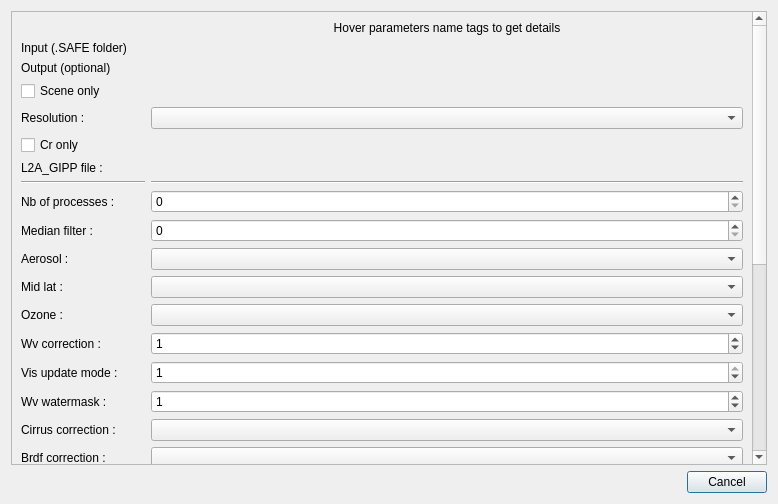
Before: the Qt Designer form sen2cor_adapter_dialog_base.ui in MathisRD/sen2cor_adapter, drawn with Qt 5.
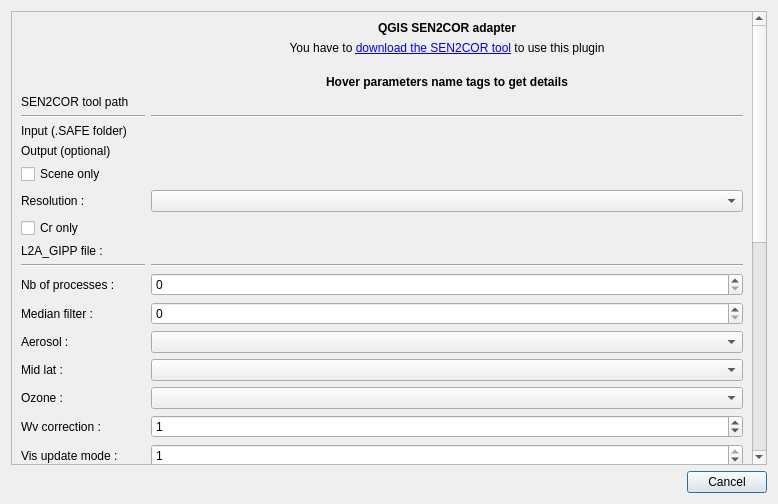
After: the same form once the commit is applied. Custom widgets are drawn as their Qt base class.

Commit message: Added sen2cor link to gui

Diff of the .ui file:
```diff
--- a/sen2cor_adapter_dialog_base.ui
+++ b/sen2cor_adapter_dialog_base.ui
@@ -33,105 +33,57 @@
       <property name="geometry">
        <rect>
         <x>0</x>
-        <y>-55</y>
+        <y>0</y>
         <width>742</width>
-        <height>1089</height>
+        <height>1204</height>
        </rect>
       </property>
       <layout class="QGridLayout" name="gridLayout_2">
-       <item row="14" column="1">
-        <widget class="QgsSpinBox" name="wvCorrectionSpin">
-         <property name="maximum">
-          <number>4</number>
-         </property>
-         <property name="value">
-          <number>1</number>
-         </property>
-        </widget>
-       </item>
-       <item row="30" column="0">
-        <widget class="QLabel" name="generateDdvOutLab">
-         <property name="toolTip">
-          <string>FALSE: no DDV output, TRUE: store DDV in the QI_DATA directory</string>
-         </property>
+       <item row="0" column="1">
+        <widget class="QLabel" name="titleLab">
          <property name="text">
-          <string>Generate DDV output :</string>
+          <string>&lt;b&gt;QGIS SEN2COR adapter</string>
          </property>
-        </widget>
-       </item>
-       <item row="19" column="1">
-        <widget class="QLineEdit" name="brdfLowerForm">
-         <property name="text">
-          <string>0.22</string>
+         <property name="alignment">
+          <set>Qt::AlignCenter</set>
          </property>
         </widget>
        </item>
-       <item row="22" column="1">
-        <widget class="QLineEdit" name="wvThresCirrusForm">
-         <property name="text">
-          <string>0.25</string>
-         </property>
-        </widget>
-       </item>
-       <item row="23" column="1">
-        <widget class="QLineEdit" name="demDirForm"/>
-       </item>
-       <item row="27" column="1">
-        <widget class="QLineEdit" name="smoothWvMapForm">
-         <property name="text">
-          <string>100.0</string>
-         </property>
-        </widget>
-       </item>
-       <item row="25" column="1">
-        <widget class="QgsSpinBox" name="demUnitSpin">
-         <property name="maximum">
-          <number>2</number>
-         </property>
-        </widget>
-       </item>
-       <item row="26" column="1">
+       <item row="30" column="1">
         <widget class="QLineEdit" name="adjacencyRangeForm">
          <property name="text">
           <string>1.0</string>
          </property>
         </widget>
        </item>
-       <item row="21" column="1">
-        <widget class="QLineEdit" name="altitudeForm">
-         <property name="text">
-          <string>0.100</string>
-         </property>
-        </widget>
-       </item>
-       <item row="20" column="1">
+       <item row="24" column="1">
         <widget class="QLineEdit" name="visibilityForm">
          <property name="text">
           <string>40.0</string>
          </property>
         </widget>
        </item>
-       <item row="24" column="1">
+       <item row="28" column="1">
         <widget class="QLineEdit" name="demRefForm">
          <property name="text">
           <string>http://data_public:GDdci@data.cgiar-csi.org/srtm/tiles/GeoTIFF/</string>
          </property>
         </widget>
        </item>
-       <item row="11" column="1">
+       <item row="15" column="1">
         <widget class="QComboBox" name="aerosolCombo"/>
        </item>
-       <item row="4" column="1">
+       <item row="8" column="1">
         <widget class="QComboBox" name="resCombo"/>
        </item>
-       <item row="6" column="0">
+       <item row="10" column="0">
         <widget class="QLabel" name="gippLab">
          <property name="text">
           <string>L2A_GIPP file :</string>
          </property>
         </widget>
        </item>
-       <item row="13" column="0">
+       <item row="17" column="0">
         <widget class="QLabel" name="ozoneLab">
          <property name="toolTip">
           <string>&lt;html&gt;&lt;head/&gt;&lt;body&gt;&lt;p&gt;The atmospheric temperature profile and ozone content in Dobson Unit (DU):&lt;/p&gt;&lt;p&gt;0: to get the best approximation from metadata (this is the smallest difference between metadata and column DU)&lt;/p&gt;&lt;p&gt;else select one of:&lt;/p&gt;&lt;ul&gt;&lt;li&gt;For midlatitude summer (MS) atmosphere: 250, 290, 331 (standard MS), 370, 410, 450&lt;/li&gt;&lt;li&gt;For midlatitude winter (MW) atmosphere: 250, 290, 330, 377 (standard MW), 420, 460&lt;/li&gt;&lt;/ul&gt;&lt;/body&gt;&lt;/html&gt;</string>
@@ -141,7 +93,7 @@
          </property>
         </widget>
        </item>
-       <item row="18" column="0">
+       <item row="22" column="0">
         <widget class="QLabel" name="brdfCorLab">
          <property name="toolTip">
           <string>0: no BRDF correction, 1, 2, 11, 12, 22, 21: see S2-PDGS-MPC-L2A-IODD for explanation</string>
@@ -151,7 +103,17 @@
          </property>
         </widget>
        </item>
-       <item row="16" column="1">
+       <item row="19" column="1">
+        <widget class="QgsSpinBox" name="visUpdateSpin">
+         <property name="maximum">
+          <number>1</number>
+         </property>
+         <property name="value">
+          <number>1</number>
+         </property>
+        </widget>
+       </item>
+       <item row="20" column="1">
         <widget class="QgsSpinBox" name="wvWatermaskSpin">
          <property name="maximum">
           <number>2</number>
@@ -161,7 +123,7 @@
          </property>
         </widget>
        </item>
-       <item row="24" column="0">
+       <item row="28" column="0">
         <widget class="QLabel" name="demRefLab">
          <property name="toolTip">
           <string>Reference to DEM URL. A SRTM DEM will be downloaded from this reference, if no local DEM is available.</string>
@@ -171,17 +133,7 @@
          </property>
         </widget>
        </item>
-       <item row="15" column="1">
-        <widget class="QgsSpinBox" name="visUpdateSpin">
-         <property name="maximum">
-          <number>1</number>
-         </property>
-         <property name="value">
-          <number>1</number>
-         </property>
-        </widget>
-       </item>
-       <item row="25" column="0">
+       <item row="29" column="0">
         <widget class="QLabel" name="demUnitLab">
          <property name="toolTip">
           <string>Default DEM unit: 0=[m], 1=[dm], 2=[cm]</string>
@@ -191,17 +143,7 @@
          </property>
         </widget>
        </item>
-       <item row="20" column="0">
-        <widget class="QLabel" name="visibilityLab">
-         <property name="toolTip">
-          <string>5 km &lt;= visibility &lt;= 120 km</string>
-         </property>
-         <property name="text">
-          <string>Visibility :</string>
-         </property>
-        </widget>
-       </item>
-       <item row="28" column="0">
+       <item row="32" column="0">
         <widget class="QLabel" name="generateDemOutLab">
          <property name="toolTip">
           <string>FALSE: no DEM output, TRUE: store DEM in the AUX data directory</string>
@@ -211,14 +153,7 @@
          </property>
         </widget>
        </item>
-       <item row="10" column="1">
-        <widget class="QgsSpinBox" name="medianFilterSpin">
-         <property name="maximum">
-          <number>10</number>
-         </property>
-        </widget>
-       </item>
-       <item row="12" column="0">
+       <item row="16" column="0">
         <widget class="QLabel" name="midLatLab">
          <property name="toolTip">
           <string>Default mid latitue, if not automatic determinded via metadata, can be: SUMMER, WINTER, AUTO</string>
@@ -228,7 +163,14 @@
          </property>
         </widget>
        </item>
-       <item row="11" column="0">
+       <item row="14" column="1">
+        <widget class="QgsSpinBox" name="medianFilterSpin">
+         <property name="maximum">
+          <number>10</number>
+         </property>
+        </widget>
+       </item>
+       <item row="15" column="0">
         <widget class="QLabel" name="aerosolLab">
          <property name="toolTip">
           <string>Default aerosol type, if not automatic determinded via metadata, can be: RURAL, MARITIME or AUTO</string>
@@ -238,7 +180,7 @@
          </property>
         </widget>
        </item>
-       <item row="14" column="0">
+       <item row="18" column="0">
         <widget class="QLabel" name="wvCorrectionLab">
          <property name="toolTip">
           <string>&lt;html&gt;&lt;head/&gt;&lt;body&gt;&lt;p&gt;Enumeration for correction of Water Vapour: &lt;/p&gt;&lt;ul&gt;&lt;li&gt;0: No correction&lt;/li&gt;&lt;li&gt;1: only 940 nm bands&lt;/li&gt;&lt;li&gt;2: only 1130 nm bands&lt;/li&gt;&lt;li&gt;3: both regions used during wv retrieval&lt;/li&gt;&lt;li&gt;4: Thermal region&lt;/li&gt;&lt;/ul&gt;&lt;/body&gt;&lt;/html&gt;</string>
@@ -248,7 +190,7 @@
          </property>
         </widget>
        </item>
-       <item row="16" column="0">
+       <item row="20" column="0">
         <widget class="QLabel" name="wvWatermaskLab">
          <property name="toolTip">
           <string>&lt;html&gt;&lt;head/&gt;&lt;body&gt;&lt;p&gt;Enumeration for setting of Water Vapour mask&lt;/p&gt;&lt;ul&gt;&lt;li&gt;0: not replaced&lt;/li&gt;&lt;li&gt;1: land-average&lt;/li&gt;&lt;li&gt;2: line-average&lt;/li&gt;&lt;/ul&gt;&lt;/body&gt;&lt;/html&gt;</string>
@@ -258,17 +200,7 @@
          </property>
         </widget>
        </item>
-       <item row="9" column="1">
-        <widget class="QgsSpinBox" name="nbProcSpin">
-         <property name="minimum">
-          <number>0</number>
-         </property>
-         <property name="value">
-          <number>0</number>
-         </property>
-        </widget>
-       </item>
-       <item row="17" column="0">
+       <item row="21" column="0">
         <widget class="QLabel" name="cirrusCorLab">
          <property name="toolTip">
           <string>Boolean flag for cirrus correction, FALSE: no cirrus correction applied, TRUE: cirrus correction applied</string>
@@ -278,7 +210,17 @@
          </property>
         </widget>
        </item>
-       <item row="22" column="0">
+       <item row="13" column="1">
+        <widget class="QgsSpinBox" name="nbProcSpin">
+         <property name="minimum">
+          <number>0</number>
+         </property>
+         <property name="value">
+          <number>0</number>
+         </property>
+        </widget>
+       </item>
+       <item row="26" column="0">
         <widget class="QLabel" name="wvThresCirrusLab">
          <property name="toolTip">
           <string>Water Vapor threshold to switch off cirrus algorithm [cm] from 0.1 to 1.0</string>
@@ -288,7 +230,31 @@
          </property>
         </widget>
        </item>
-       <item row="15" column="0">
+       <item row="4" column="1">
+        <widget class="Line" name="line_3">
+         <property name="orientation">
+          <enum>Qt::Horizontal</enum>
+         </property>
+        </widget>
+       </item>
+       <item row="4" column="0">
+        <widget class="Line" name="line_4">
+         <property name="orientation">
+          <enum>Qt::Horizontal</enum>
+         </property>
+        </widget>
+       </item>
+       <item row="3" column="0">
+        <widget class="QLabel" name="toolPathLab">
+         <property name="toolTip">
+          <string>SEN2COR home folder</string>
+         </property>
+         <property name="text">
+          <string>SEN2COR tool path</string>
+         </property>
+        </widget>
+       </item>
+       <item row="19" column="0">
         <widget class="QLabel" name="visUpdateLab">
          <property name="toolTip">
           <string>Update mode for visibility: 0: fixed or 1: automatic determination</string>
@@ -298,7 +264,7 @@
          </property>
         </widget>
        </item>
-       <item row="27" column="0">
+       <item row="31" column="0">
         <widget class="QLabel" name="smoothWvMapLab">
          <property name="toolTip">
           <string>Length of square box in meters (from 0 to 300.0)</string>
@@ -308,7 +274,7 @@
          </property>
         </widget>
        </item>
-       <item row="29" column="0">
+       <item row="33" column="0">
         <widget class="QLabel" name="generateTciOutLab">
          <property name="toolTip">
           <string>FALSE: no TCI output, TRUE: store TCI in the IMAGE data directory</string>
@@ -318,24 +284,24 @@
          </property>
         </widget>
        </item>
-       <item row="0" column="1">
+       <item row="2" column="1">
         <widget class="QLabel" name="paramsLab">
          <property name="text">
-          <string>Hover parameters name tags to get details</string>
+          <string>&lt;b&gt;Hover parameters name tags to get details</string>
          </property>
          <property name="alignment">
           <set>Qt::AlignCenter</set>
          </property>
         </widget>
        </item>
-       <item row="8" column="0">
+       <item row="12" column="0">
         <widget class="Line" name="line_2">
          <property name="orientation">
           <enum>Qt::Horizontal</enum>
          </property>
         </widget>
        </item>
-       <item row="10" column="0">
+       <item row="14" column="0">
         <widget class="QLabel" name="medianFilterLab">
          <property name="toolTip">
           <string>Median filtering used for shaping of scene classificaion</string>
@@ -345,7 +311,7 @@
          </property>
         </widget>
        </item>
-       <item row="21" column="0">
+       <item row="25" column="0">
         <widget class="QLabel" name="altitudeLab">
          <property name="toolTip">
           <string>Default altitude in Km (from 0 to 2.5)</string>
@@ -355,7 +321,7 @@
          </property>
         </widget>
        </item>
-       <item row="23" column="0">
+       <item row="27" column="0">
         <widget class="QLabel" name="demDirLab">
          <property name="toolTip">
           <string>Reference to directory of DEM location. If left blank, no DEM will be used.</string>
@@ -365,10 +331,7 @@
          </property>
         </widget>
        </item>
-       <item row="6" column="1">
-        <widget class="QgsFileWidget" name="gippChooser"/>
-       </item>
-       <item row="5" column="0">
+       <item row="9" column="0">
         <widget class="QCheckBox" name="crCheck">
          <property name="toolTip">
           <string>Performs only the creation of the L2A product tree, no processing</string>
@@ -378,7 +341,10 @@
          </property>
         </widget>
        </item>
-       <item row="4" column="0">
+       <item row="10" column="1">
+        <widget class="QgsFileWidget" name="gippChooser"/>
+       </item>
+       <item row="8" column="0">
         <widget class="QLabel" name="resLab">
          <property name="toolTip">
           <string>Target resolution, can be 10, 20 or 60m. If ALL, all resolutions will be processed</string>
@@ -388,7 +354,7 @@
          </property>
         </widget>
        </item>
-       <item row="3" column="0">
+       <item row="7" column="0">
         <widget class="QCheckBox" name="scCheck">
          <property name="toolTip">
           <string>Performs only the scene classification at 60 or 20m resolution</string>
@@ -398,7 +364,7 @@
          </property>
         </widget>
        </item>
-       <item row="19" column="0">
+       <item row="23" column="0">
         <widget class="QLabel" name="brdfLowerLab">
          <property name="toolTip">
           <string>Lower bound of BRDF correction (from 0.1 to 0.25): In most cases, g=0.2 to 0.25 is adequate, in extreme cases of overcorrection g=0.1 should be applied</string>
@@ -408,14 +374,14 @@
          </property>
         </widget>
        </item>
-       <item row="1" column="0">
+       <item row="5" column="0">
         <widget class="QLabel" name="inputLab">
          <property name="text">
           <string>Input (.SAFE folder)</string>
          </property>
         </widget>
        </item>
-       <item row="26" column="0">
+       <item row="30" column="0">
         <widget class="QLabel" name="adjacencyRangeLab">
          <property name="toolTip">
           <string>Default adjacency range in Km (from 0 to 10.0)</string>
@@ -425,7 +391,7 @@
          </property>
         </widget>
        </item>
-       <item row="9" column="0">
+       <item row="13" column="0">
         <widget class="QLabel" name="nbProcLab">
          <property name="toolTip">
           <string>0 = AUTO - Number of processes you intend to operate in parallel</string>
@@ -435,38 +401,38 @@
          </property>
         </widget>
        </item>
-       <item row="1" column="1">
+       <item row="5" column="1">
         <widget class="QgsFileWidget" name="inputChooser"/>
        </item>
-       <item row="28" column="1">
+       <item row="32" column="1">
         <widget class="QComboBox" name="generateDemOutCombo"/>
        </item>
-       <item row="29" column="1">
+       <item row="33" column="1">
         <widget class="QComboBox" name="generateTciOutCombo"/>
        </item>
-       <item row="30" column="1">
+       <item row="34" column="1">
         <widget class="QComboBox" name="generateDdvOutCombo"/>
        </item>
-       <item row="18" column="1">
+       <item row="22" column="1">
         <widget class="QComboBox" name="brdfCorCombo"/>
        </item>
-       <item row="17" column="1">
+       <item row="21" column="1">
         <widget class="QComboBox" name="cirrusCorCombo"/>
        </item>
-       <item row="13" column="1">
+       <item row="17" column="1">
         <widget class="QComboBox" name="ozoneCombo"/>
        </item>
-       <item row="12" column="1">
+       <item row="16" column="1">
         <widget class="QComboBox" name="midLatCombo"/>
        </item>
-       <item row="8" column="1">
+       <item row="12" column="1">
         <widget class="Line" name="line">
          <property name="orientation">
           <enum>Qt::Horizontal</enum>
          </property>
         </widget>
        </item>
-       <item row="2" column="0">
+       <item row="6" column="0">
         <widget class="QLabel" name="outputLab">
          <property name="toolTip">
           <string>Output directory of the L2A product. If left blank, L2A will be store in the input root folder.</string>
@@ -476,9 +442,93 @@
          </property>
         </widget>
        </item>
-       <item row="2" column="1">
+       <item row="6" column="1">
         <widget class="QgsFileWidget" name="outputChooser"/>
        </item>
+       <item row="18" column="1">
+        <widget class="QgsSpinBox" name="wvCorrectionSpin">
+         <property name="maximum">
+          <number>4</number>
+         </property>
+         <property name="value">
+          <number>1</number>
+         </property>
+        </widget>
+       </item>
+       <item row="34" column="0">
+        <widget class="QLabel" name="generateDdvOutLab">
+         <property name="toolTip">
+          <string>FALSE: no DDV output, TRUE: store DDV in the QI_DATA directory</string>
+         </property>
+         <property name="text">
+          <string>Generate DDV output :</string>
+         </property>
+        </widget>
+       </item>
+       <item row="3" column="1">
+        <widget class="QgsFileWidget" name="toolPathChooser"/>
+       </item>
+       <item row="23" column="1">
+        <widget class="QLineEdit" name="brdfLowerForm">
+         <property name="text">
+          <string>0.22</string>
+         </property>
+        </widget>
+       </item>
+       <item row="26" column="1">
+        <widget class="QLineEdit" name="wvThresCirrusForm">
+         <property name="text">
+          <string>0.25</string>
+         </property>
+        </widget>
+       </item>
+       <item row="27" column="1">
+        <widget class="QLineEdit" name="demDirForm"/>
+       </item>
+       <item row="31" column="1">
+        <widget class="QLineEdit" name="smoothWvMapForm">
+         <property name="text">
+          <string>100.0</string>
+         </property>
+        </widget>
+       </item>
+       <item row="25" column="1">
+        <widget class="QLineEdit" name="altitudeForm">
+         <property name="text">
+          <string>0.100</string>
+         </property>
+        </widget>
+       </item>
+       <item row="29" column="1">
+        <widget class="QgsSpinBox" name="demUnitSpin">
+         <property name="maximum">
+          <number>2</number>
+         </property>
+        </widget>
+       </item>
+       <item row="24" column="0">
+        <widget class="QLabel" name="visibilityLab">
+         <property name="toolTip">
+          <string>5 km &lt;= visibility &lt;= 120 km</string>
+         </property>
+         <property name="text">
+          <string>Visibility :</string>
+         </property>
+        </widget>
+       </item>
+       <item row="1" column="1">
+        <widget class="QLabel" name="downloadLab">
+         <property name="text">
+          <string>You have to &lt;a href=&quot;http://step.esa.int/main/third-party-plugins-2/sen2cor/&quot;&gt;download the SEN2COR tool&lt;/a&gt; to use this plugin&lt;br&gt;</string>
+         </property>
+         <property name="alignment">
+          <set>Qt::AlignCenter</set>
+         </property>
+         <property name="openExternalLinks">
+          <bool>true</bool>
+         </property>
+        </widget>
+       </item>
       </layout>
      </widget>
     </widget>
```
